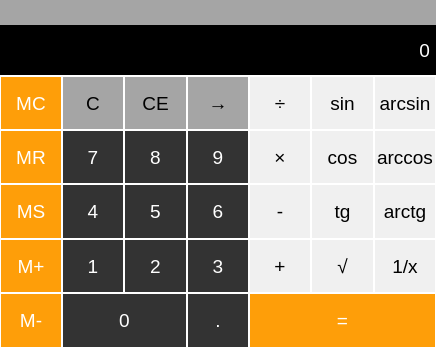
This is mainwindow.ui in usual-one/Calculator as Qt 5 draws it before an edit. The edited form follows.
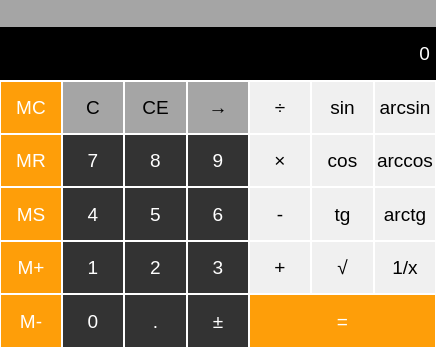
This is the edited form.

Commit message: added '+- button' & rewritten appendOp func

What changed in the file:
```diff
--- a/mainwindow.ui
+++ b/mainwindow.ui
@@ -59,7 +59,7 @@
    <property name="mouseTracking">
     <bool>false</bool>
    </property>
-   <layout class="QVBoxLayout" name="verticalLayout">
+   <layout class="QVBoxLayout" name="verticalLayout" stretch="3,10">
     <property name="spacing">
      <number>0</number>
     </property>
@@ -76,7 +76,7 @@
      <number>0</number>
     </property>
     <item>
-     <layout class="QVBoxLayout" name="layout_output">
+     <layout class="QVBoxLayout" name="layout_output" stretch="1,2">
       <property name="spacing">
        <number>0</number>
       </property>
@@ -1038,7 +1038,7 @@
          </layout>
         </item>
         <item>
-         <layout class="QHBoxLayout" name="layout_lower_numbers" stretch="2,1">
+         <layout class="QHBoxLayout" name="layout_lower_numbers" stretch="1,1,1">
           <property name="spacing">
            <number>0</number>
           </property>
@@ -1055,13 +1055,13 @@
             </property>
             <property name="minimumSize">
              <size>
-              <width>100</width>
+              <width>50</width>
               <height>50</height>
              </size>
             </property>
             <property name="maximumSize">
              <size>
-              <width>400</width>
+              <width>200</width>
               <height>200</height>
              </size>
             </property>
@@ -1110,7 +1110,7 @@
             <property name="minimumSize">
              <size>
               <width>50</width>
-              <height>0</height>
+              <height>50</height>
              </size>
             </property>
             <property name="maximumSize">
@@ -1147,6 +1147,47 @@
             </property>
            </widget>
           </item>
+          <item>
+           <widget class="QPushButton" name="btn_neg">
+            <property name="sizePolicy">
+             <sizepolicy hsizetype="Preferred" vsizetype="Preferred">
+              <horstretch>0</horstretch>
+              <verstretch>0</verstretch>
+             </sizepolicy>
+            </property>
+            <property name="minimumSize">
+             <size>
+              <width>50</width>
+              <height>50</height>
+             </size>
+            </property>
+            <property name="maximumSize">
+             <size>
+              <width>200</width>
+              <height>200</height>
+             </size>
+            </property>
+            <property name="font">
+             <font>
+              <pointsize>14</pointsize>
+             </font>
+            </property>
+            <property name="styleSheet">
+             <string notr="true">QPushButton {
+	color: #fff;
+	background-color: #333;
+	border: 1px solid #fff;
+}
+
+QPushButton:pressed {
+	background-color: #737373;
+}</string>
+            </property>
+            <property name="text">
+             <string>±</string>
+            </property>
+           </widget>
+          </item>
          </layout>
         </item>
        </layout>
@@ -1671,13 +1712,13 @@
           </property>
           <property name="minimumSize">
            <size>
-            <width>150</width>
+            <width>100</width>
             <height>50</height>
            </size>
           </property>
           <property name="maximumSize">
            <size>
-            <width>600</width>
+            <width>400</width>
             <height>200</height>
            </size>
           </property>
```
Left out of the diff: 3 changed lines with no effect on the pictures. The commit also changes 2 other files.
